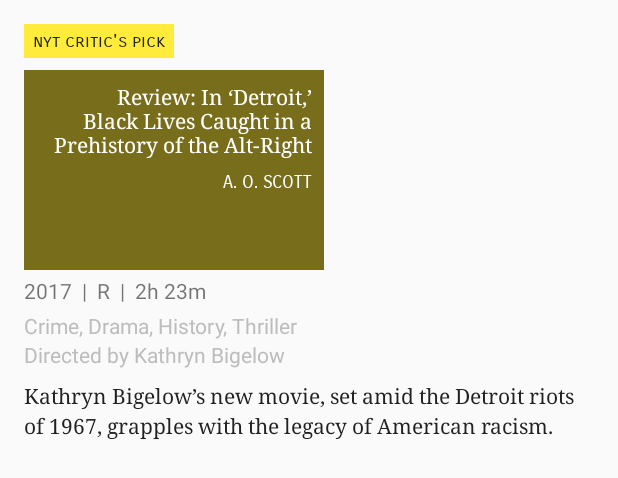
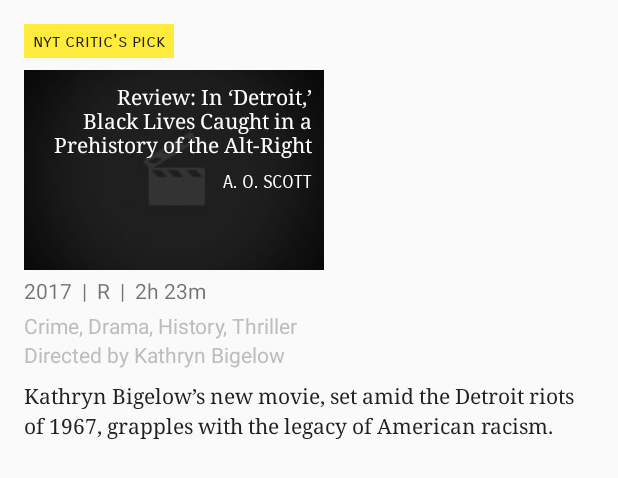
Before and after one commit to firekesti/NYTimes-Movies, an Android app: the layout movie_item.xml on its own in the app's theme, with its tools: preview values and no code run, on a phone screen of 412 x 824 dp. Shown: the top 478 px of the screen. Run offline under Robolectric (Android 15) with nearby library versions, the phone set to English and light mode, and no system bars.

```diff
--- a/app/build.gradle
+++ b/app/build.gradle
@@ -25,6 +25,7 @@ dependencies {
     implementation 'com.android.support.constraint:constraint-layout:1.1.0-beta4'
     implementation 'com.android.support:design:26.1.0'
     implementation 'de.psdev.licensesdialog:licensesdialog:1.8.3'
+    implementation 'com.squareup.picasso:picasso:2.5.2'
     // Network
     implementation 'com.squareup.retrofit2:retrofit:2.3.0'
     implementation 'com.squareup.retrofit2:converter-moshi:2.3.0'
--- a/app/src/main/res/layout/movie_item.xml
+++ b/app/src/main/res/layout/movie_item.xml
@@ -43,15 +43,16 @@
         android:layout_height="0dp"
         android:layout_marginTop="8dp"
         android:contentDescription="@null"
+        android:scaleType="centerCrop"
         app:layout_constraintBottom_toBottomOf="@id/byline"
         app:layout_constraintDimensionRatio="h,3:2"
         app:layout_constraintTop_toBottomOf="@id/title"
-        tools:src="@color/bright_yellow"/>
+        tools:src="@drawable/movie_placeholder"/>
 
     <View
         android:layout_width="0dp"
         android:layout_height="0dp"
-        android:background="@color/black_50"
+        android:background="@color/black_40"
         app:layout_constraintBottom_toBottomOf="@id/thumbnail"
         app:layout_constraintEnd_toEndOf="@id/thumbnail"
         app:layout_constraintStart_toStartOf="@id/thumbnail"
--- a/app/src/main/res/raw/licenses.xml
+++ b/app/src/main/res/raw/licenses.xml
@@ -18,4 +18,10 @@
         <copyright>Copyright 2013-2017 Philip Schiffer</copyright>
         <license>Apache Software License 2.0</license>
     </notice>
+    <notice>
+        <name>Picasso</name>
+        <url>https://github.com/square/picasso</url>
+        <copyright>Copyright 2013 Square, Inc.</copyright>
+        <license>Apache Software License 2.0</license>
+    </notice>
 </notices>
--- a/app/src/main/res/values/colors.xml
+++ b/app/src/main/res/values/colors.xml
@@ -13,5 +13,5 @@
     <color name="medium_grey">#757575</color>
     <color name="almost_black">#212121</color>
     <color name="black">#000</color>
-    <color name="black_50">#88000000</color>
+    <color name="black_40">#66000000</color>
 </resources>
```
Also changed, not shown: app/src/main/java/firekesti/net/nytimesmovies/view/MoviesAdapter.java (+18 -5 lines), app/src/main/res/drawable/movie_placeholder.jpg (added).
